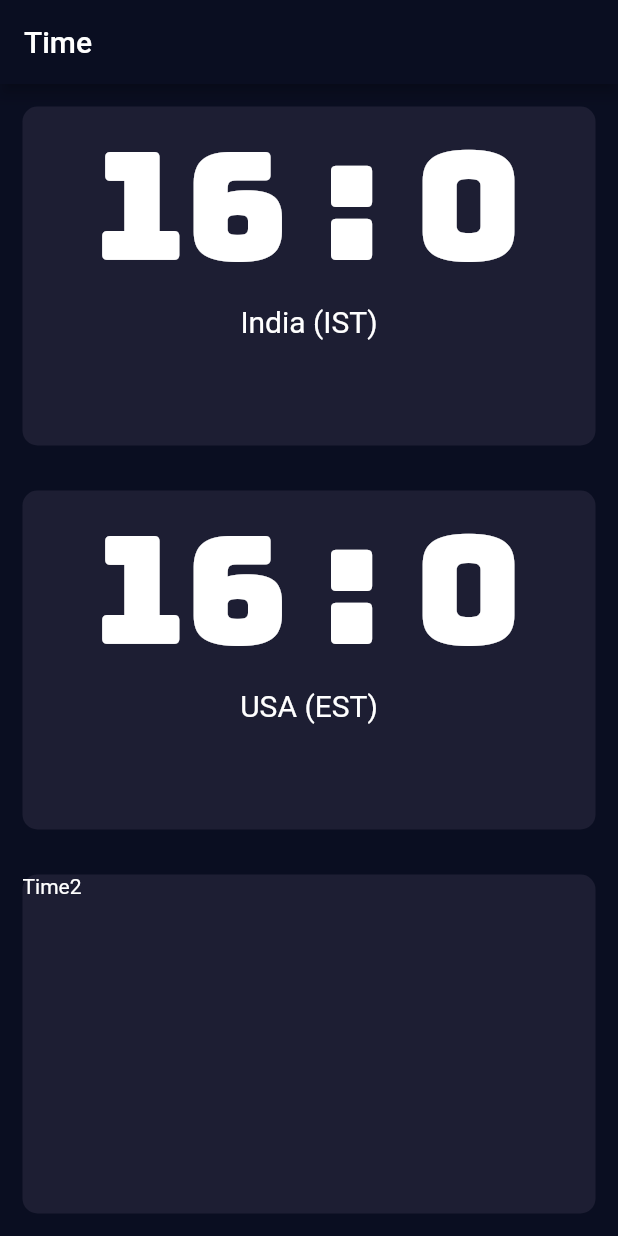
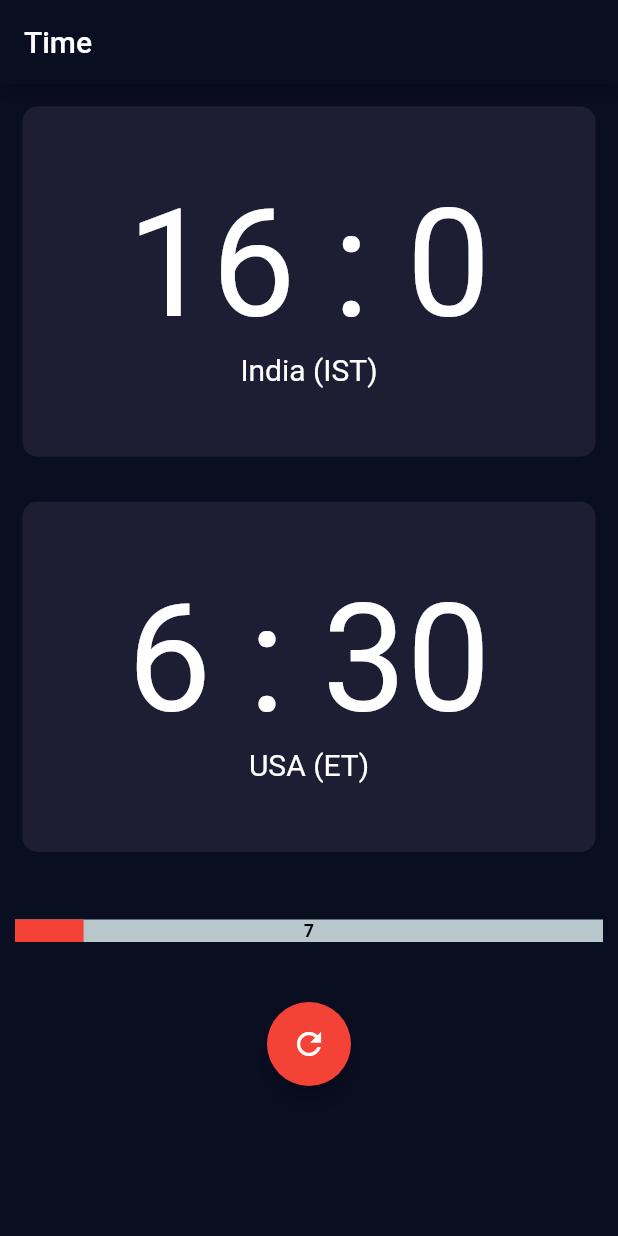
Before and after one commit to sonu041/samay, a Flutter app: the screen it shows after launch, on a phone screen of 412 x 824 dp. Run offline on Flutter 3.47's test engine with Material 2 defaults, Android fonts, the phone set to English and light mode, and no system bars; drawn by our look-alikes of percent_indicator; our stand-ins replace google_fonts.

Commit message:
Added second progressbar and time difference.

```diff
--- a/lib/screens/clock_page.dart
+++ b/lib/screens/clock_page.dart
@@ -3,6 +3,7 @@ import 'dart:async';
 import 'package:flutter/material.dart';
 import 'package:google_fonts/google_fonts.dart';
 import 'package:samay/components/reusable_card.dart';
+import 'package:percent_indicator/percent_indicator.dart';
 
 class ClockPage extends StatefulWidget {
   @override
@@ -13,6 +14,14 @@ class _ClockPageState extends State<ClockPage> {
   double seconds; //Not using now but can be used later.
   int defaultHour = 5;
   int defaultMin = 30;
+  int secondHour = -4;
+  int secondMin = 0;
+  int diffHour, diffMin, pickedHour, pickedMin = 0;
+  DateTime diffTime;
+
+  TimeOfDay _time = new TimeOfDay.now();
+  String showTime = 'HH:MM';
+  bool manualOverride = false;
 
   _currentTime({int hour, int min}) {
     Duration duration = new Duration(hours: hour, minutes: min);
@@ -32,11 +41,58 @@ class _ClockPageState extends State<ClockPage> {
     );
   }
 
+  _resetTime() {
+    showTime = _currentTime(hour: defaultHour, min: defaultMin);
+    print('Reset time to ${showTime}');
+    manualOverride = false;
+  }
+
+  Future<Null> selectTime(BuildContext context) async {
+    final TimeOfDay picked = await showTimePicker(
+      context: context,
+      initialTime: _time,
+    );
+    if (picked != null && picked != _time) {
+      print('Time selected : ${picked.toString()}');
+      setState(() {
+        //_time = picked;
+        pickedHour = picked.hour;
+        pickedMin = picked.minute;
+        showTime = "${picked.hour} : ${picked.minute}";
+        manualOverride = true;
+        //TimeOfDay.fromDateTime(DateTime.now()) - picked;
+
+        //diff two TimeOfDay TODO: make it function
+        double _doubleCurrentTime = DateTime.now().hour.toDouble() +
+            (DateTime.now().minute.toDouble() / 60);
+        double _doublePickedTime =
+            picked.hour.toDouble() + (picked.minute.toDouble() / 60);
+
+        double _timeDiff = _doublePickedTime - _doubleCurrentTime;
+        print('timeDiff:' + _timeDiff.toString());
+        diffHour = _timeDiff.truncate();
+        diffMin = ((_timeDiff - _timeDiff.truncate()) * 60).toInt();
+
+        print('Time difference: $diffHour Hour and $diffMin min');
+        //TODO: Fix the precise time difference.
+
+//        Duration difference = picked
+        //diffTime = picked - _current
+        // Time(hour: defaultHour, min: defaultMin);
+      });
+    }
+  }
+
   @override
   void initState() {
     super.initState();
     seconds = DateTime.now().second / 60;
     _triggerUpdate();
+    print('Init called');
+    //_setupTime();
+    showTime = _currentTime(hour: defaultHour, min: defaultMin);
+    diffHour = DateTime.now().hour - defaultHour;
+    diffMin = DateTime.now().minute - defaultMin;
   }
 
   @override
@@ -53,14 +109,22 @@ class _ClockPageState extends State<ClockPage> {
               Expanded(
                 child: ReusableCard(
                   cardChild: Column(
+                    mainAxisAlignment: MainAxisAlignment.center,
                     children: <Widget>[
                       Center(
                         child: Text(
-                          _currentTime(hour: defaultHour, min: defaultMin),
-                          style: GoogleFonts.bungee(
-                              fontSize: 100.0,
-                              textStyle: TextStyle(color: Colors.white),
-                              fontWeight: FontWeight.normal),
+                          //_currentTime(hour: defaultHour, min: defaultMin),
+                          manualOverride
+                              ? _currentTime(
+                                  hour: defaultHour + diffHour,
+                                  min: defaultMin + diffMin)
+                              : _currentTime(
+                                  hour: defaultHour, min: defaultMin),
+                          style: TextStyle(fontSize: 100.0),
+//                          style: GoogleFonts.bungee(
+//                              fontSize: 100.0,
+//                              textStyle: TextStyle(color: Colors.white),
+//                              fontWeight: FontWeight.normal),
                         ),
                       ),
                       Center(
@@ -71,25 +135,35 @@ class _ClockPageState extends State<ClockPage> {
                       ),
                     ],
                   ),
+                  onPress: () {
+                    selectTime(context);
+                  },
                   colour: Color(0xFF1D1E33),
                 ),
               ),
               Expanded(
                 child: ReusableCard(
                   cardChild: Column(
+                    mainAxisAlignment: MainAxisAlignment.center,
                     children: <Widget>[
                       Center(
                         child: Text(
-                          _currentTime(hour: defaultHour, min: defaultMin),
-                          style: GoogleFonts.bungee(
-                              fontSize: 100.0,
-                              textStyle: TextStyle(color: Colors.white),
-                              fontWeight: FontWeight.normal),
+                          manualOverride
+                              ? _currentTime(
+                                  hour: secondHour + diffHour,
+                                  min: secondMin + diffMin)
+                              : _currentTime(hour: secondHour, min: secondMin),
+
+                          style: TextStyle(fontSize: 100.0),
+//                          style: GoogleFonts.bungee(
+//                              fontSize: 100.0,
+//                              textStyle: TextStyle(color: Colors.white),
+//                              fontWeight: FontWeight.normal),
                         ),
                       ),
                       Center(
                         child: Text(
-                          'USA (EST)',
+                          'USA (ET)',
                           style: TextStyle(fontSize: 20.0),
                         ),
                       ),
@@ -98,10 +172,39 @@ class _ClockPageState extends State<ClockPage> {
                   colour: Color(0xFF1D1E33),
                 ),
               ),
-              Expanded(
-                child: ReusableCard(
-                  cardChild: Text('Time2'),
-                  colour: Color(0xFF1D1E33),
+              SizedBox(
+                height: 30.0,
+              ),
+              LinearPercentIndicator(
+                percent: seconds,
+                lineHeight: 15.0,
+                center: Text(
+                  (seconds * 60).toInt().toString(),
+                  style: new TextStyle(
+                    fontSize: 12.0,
+                    fontWeight: FontWeight.bold,
+                    color: Colors.black,
+                  ),
+                ),
+//                lineHeight: 14.0,
+              ),
+              SizedBox(
+                height: 40.0,
+              ),
+              FloatingActionButton(
+                onPressed: () {
+                  // Add your onPressed code here!
+                  setState(() {
+                    _resetTime();
+                  });
+                },
+                child: Icon(Icons.refresh),
+                backgroundColor: Colors.red,
+                foregroundColor: Colors.white,
+              ),
+              Container(
+                child: Container(
+                  height: 100.0,
                 ),
               ),
             ],
--- a/pubspec.yaml
+++ b/pubspec.yaml
@@ -24,6 +24,7 @@ dependencies:
   # Use with the CupertinoIcons class for iOS style icons.
   cupertino_icons: ^0.1.2
   google_fonts: ^1.1.0
+  percent_indicator: ^2.1.5
 
 
 dev_dependencies:
```
Also changed, not shown: pubspec.lock.
